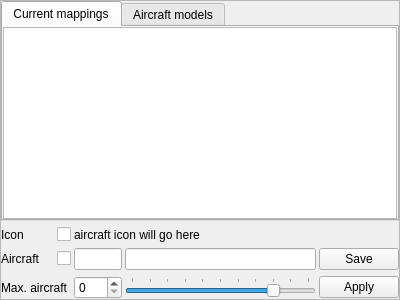
The window that src/blackgui/components/mappingcomponent.ui (swift-project/pilotclient) describes before a commit, drawn with Qt 5.
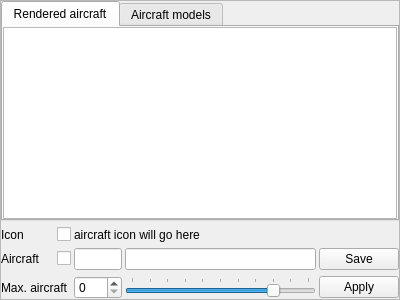
The same window after the commit. The open tabs and pages were chosen to show the change. Custom widgets are drawn as their Qt base class.

Commit message: refs #368, renamed Mapping to Rendering (as discussed in meeting)

What changed in the file:
```diff
--- a/src/blackgui/components/mappingcomponent.ui
+++ b/src/blackgui/components/mappingcomponent.ui
@@ -49,7 +49,7 @@
      </property>
      <widget class="QWidget" name="tb_CurrentMappings">
       <attribute name="title">
-       <string>Current mappings</string>
+       <string>Rendered aircraft</string>
       </attribute>
       <layout class="QVBoxLayout" name="vl_CurrentMappings">
        <property name="leftMargin">
```
Left out of the diff: 2 changed lines with no effect on the pictures. The commit also changes 2 other files.
